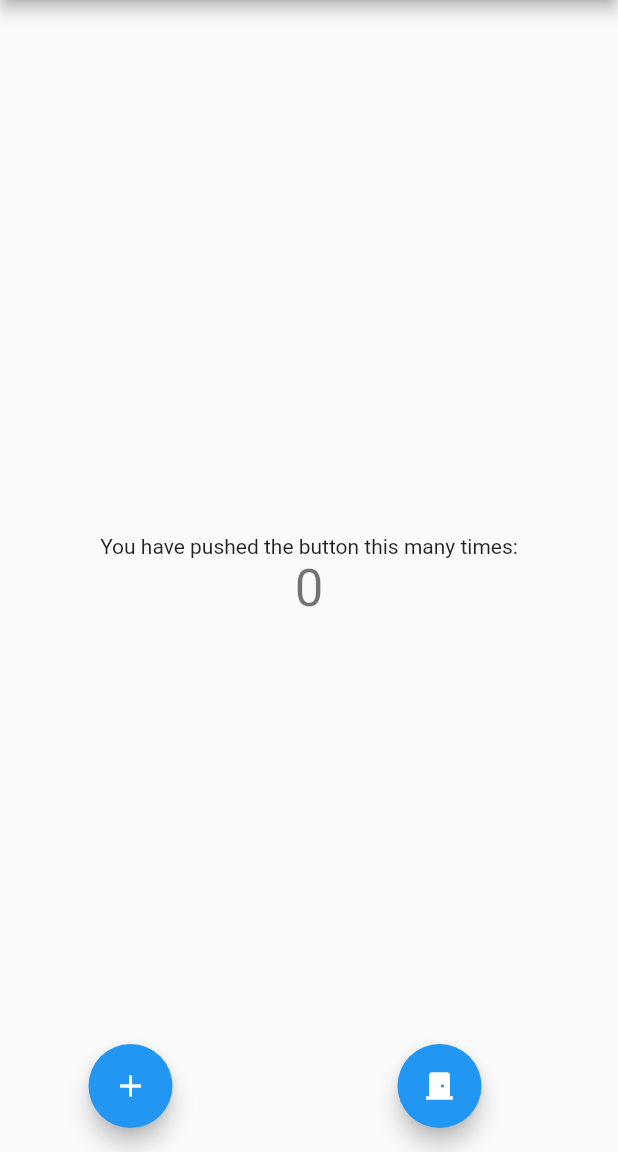
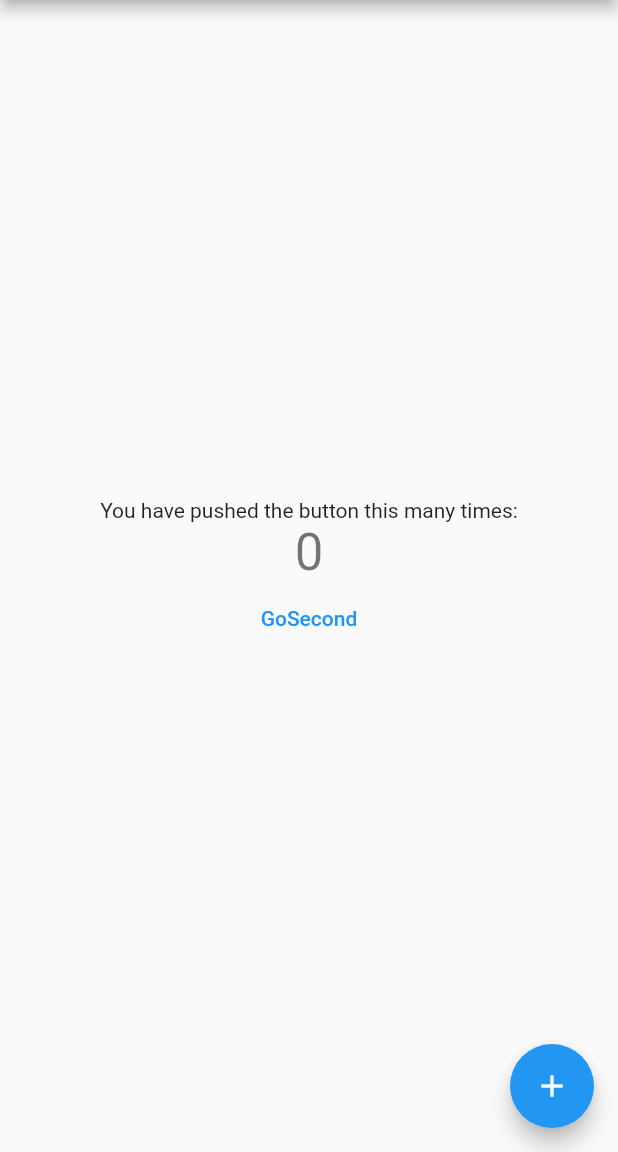
Before and after one commit to YoungEii/maestro_test, a Flutter app: the screen it shows after launch, on a phone screen of 412 x 824 dp, the part 84-1236 px from its top. Run offline on Flutter 3.47's test engine with Material 2 defaults, Android fonts, the phone set to English and light mode, and no system bars.

Commit message:
new flow yaml files modify ui

```diff
--- a/lib/main.dart
+++ b/lib/main.dart
@@ -110,25 +110,15 @@ class _MyHomePageState extends State<MyHomePage> {
               '$_counter',
               style: Theme.of(context).textTheme.headline4,
             ),
+            TextButton(onPressed: _goSecond, child: const Text('GoSecond'))
           ],
         ),
       ),
-      floatingActionButton: Row(
-        mainAxisAlignment: MainAxisAlignment.spaceAround,
-        children: [
-          FloatingActionButton(
-            onPressed: _incrementCounter,
-            tooltip: 'Increment',
-            heroTag: 'Increment',
-            child: const Icon(Icons.add),
-          ),
-          FloatingActionButton(
-            onPressed: _goSecond,
-            tooltip: 'GoSecond',
-            heroTag: 'GoSecond',
-            child: const Icon(Icons.door_front_door),
-          ),
-        ],
+      floatingActionButton: FloatingActionButton(
+        onPressed: _incrementCounter,
+        tooltip: 'Increment',
+        heroTag: 'Increment',
+        child: const Icon(Icons.add),
       ), // This trailing comma makes auto-formatting nicer for build methods.
     );
   }
--- /dev/null
+++ b/maestro/android_flows/Go Second.yaml
@@ -0,0 +1,5 @@
+appId: com.example.maestro_test
+---
+- launchApp
+- tapOn: "GoSecond"
+- assertVisible: "Second Page"
--- /dev/null
+++ b/maestro/android_flows/Tap Increment.yaml
@@ -0,0 +1,5 @@
+appId: com.example.maestro_test
+---
+- launchApp
+- tapOn: "Increment"
+- assertVisible: "1"
--- a/maestro/flows/Go Second.yaml
+++ b/maestro/flows/Go Second.yaml
@@ -1,4 +1,4 @@
-appId: com.example.cicdtest02
+appId: com.example.maestroTest
 ---
 - launchApp
 - tapOn: "GoSecond"
--- a/maestro/flows/Go Third and scroll.yaml
+++ b/maestro/flows/Go Third and scroll.yaml
@@ -1,7 +1,9 @@
-appId: com.example.cicdtest02
+appId: com.example.maestroTest
 ---
 - launchApp
 - tapOn: "GoSecond"
 - tapOn: "GoThird"
 - scroll
 - assertVisible: "! - 20"
+- swipe:
+    direction: DOWN
--- a/maestro/flows/Tap Increment.yaml
+++ b/maestro/flows/Tap Increment.yaml
@@ -1,4 +1,4 @@
-appId: com.example.cicdtest02
+appId: com.example.maestroTest
 ---
 - launchApp
 - tapOn: "Increment"
```
Also changed, not shown: lib/second_page.dart (+8 -4 lines), maestro/android_flows/Go Third and scroll.yaml (added, +9 -0 lines), 1 other file.
